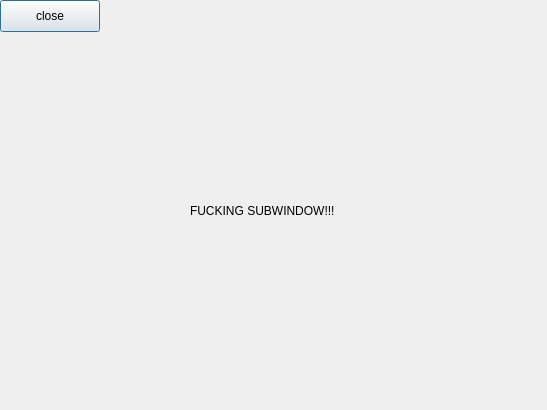
This is Modules/module03/PhoneBookApp/subwindow.ui in cmh0728/SEA-ME-warm-up as Qt 5 draws it before an edit. The edited form follows.
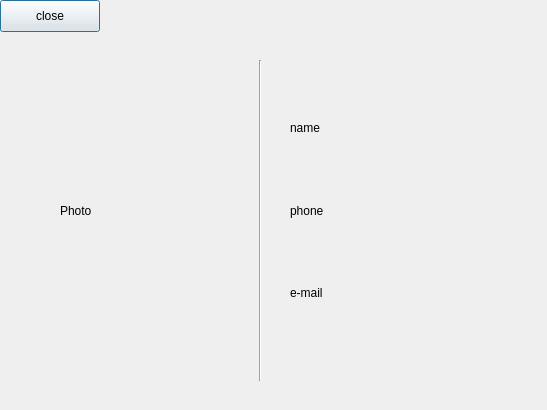
This is the edited form.

```diff
--- a/Modules/module03/PhoneBookApp/subwindow.ui
+++ b/Modules/module03/PhoneBookApp/subwindow.ui
@@ -32,14 +32,63 @@
   <widget class="QLabel" name="label">
    <property name="geometry">
     <rect>
-     <x>190</x>
-     <y>160</y>
-     <width>151</width>
-     <height>101</height>
+     <x>60</x>
+     <y>110</y>
+     <width>171</width>
+     <height>201</height>
     </rect>
    </property>
    <property name="text">
-    <string>FUCKING SUBWINDOW!!!</string>
+    <string>Photo</string>
+   </property>
+   <property name="scaledContents">
+    <bool>true</bool>
+   </property>
+  </widget>
+  <widget class="QWidget" name="verticalLayoutWidget">
+   <property name="geometry">
+    <rect>
+     <x>290</x>
+     <y>90</y>
+     <width>221</width>
+     <height>241</height>
+    </rect>
+   </property>
+   <layout class="QVBoxLayout" name="verticalLayout">
+    <item>
+     <widget class="QLabel" name="nameLabel">
+      <property name="text">
+       <string>name</string>
+      </property>
+     </widget>
+    </item>
+    <item>
+     <widget class="QLabel" name="phoneLabel">
+      <property name="text">
+       <string>phone</string>
+      </property>
+     </widget>
+    </item>
+    <item>
+     <widget class="QLabel" name="emailLabel">
+      <property name="text">
+       <string>e-mail</string>
+      </property>
+     </widget>
+    </item>
+   </layout>
+  </widget>
+  <widget class="Line" name="line">
+   <property name="geometry">
+    <rect>
+     <x>250</x>
+     <y>60</y>
+     <width>20</width>
+     <height>321</height>
+    </rect>
+   </property>
+   <property name="orientation">
+    <enum>Qt::Orientation::Vertical</enum>
    </property>
   </widget>
  </widget>
```
Left out of the diff: 2 changed lines with no effect on the pictures.
